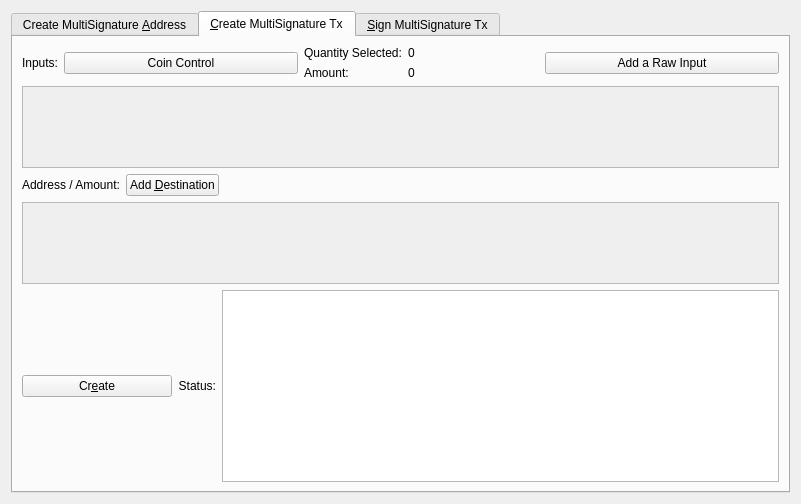
Before: the Qt Designer form src/qt/forms/multisigdialog.ui in OasisCoinTeam/Oasis-v2.1.2-archive, drawn with Qt 5.
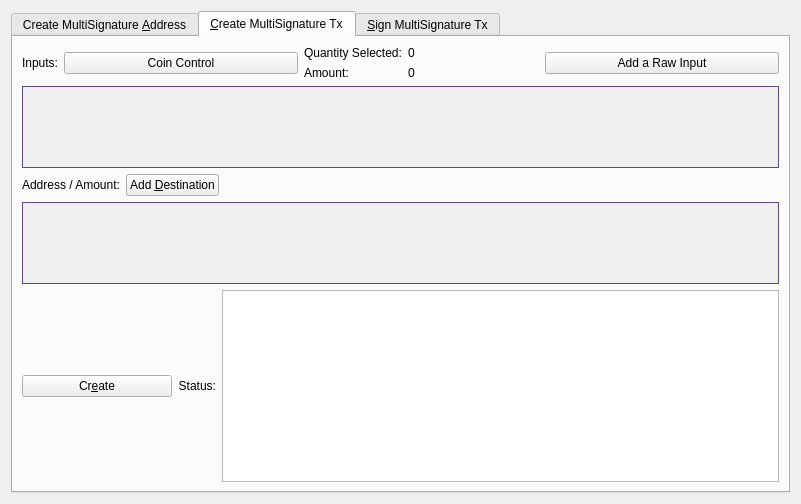
After: the same form once the commit is applied. The open tabs and pages were chosen to show the change. Icons and pictures are not drawn.

Commit message: [QT] Fixed Multisignature Message Dialog

```diff
--- a/src/qt/forms/multisigdialog.ui
+++ b/src/qt/forms/multisigdialog.ui
@@ -24,9 +24,7 @@
     <widget class="QTabWidget" name="multisigTabWidget">
      <property name="styleSheet">
       <string notr="true">QScrollArea{border: 1px solid #5b4c7c;}
-QFrame{background-color:#f2f0f0;}
-QLabel{background-color:#ffffff;}
-QFrame &gt; QLabel{background-color:#f2f0f0;}</string>
+        </string>
      </property>
      <property name="currentIndex">
       <number>0</number>
```
Left out of the diff: 24 changed lines with no effect on the pictures. The commit also changes 2 other files.
